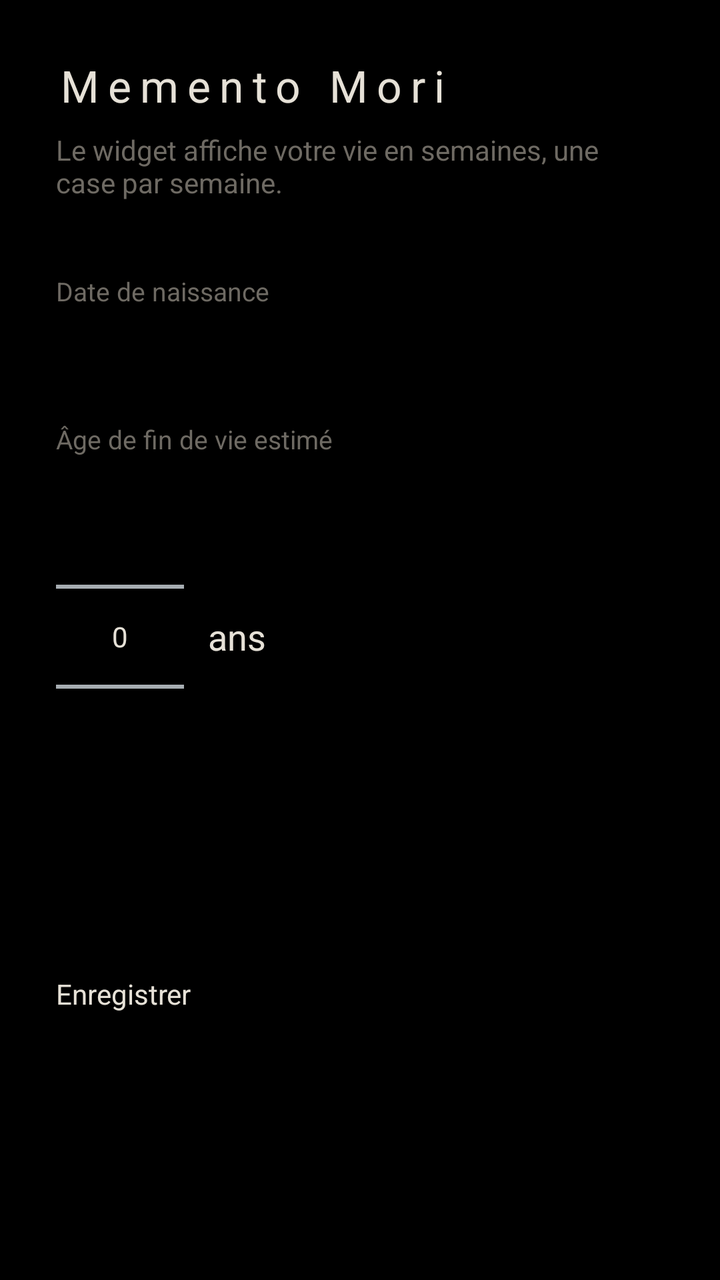
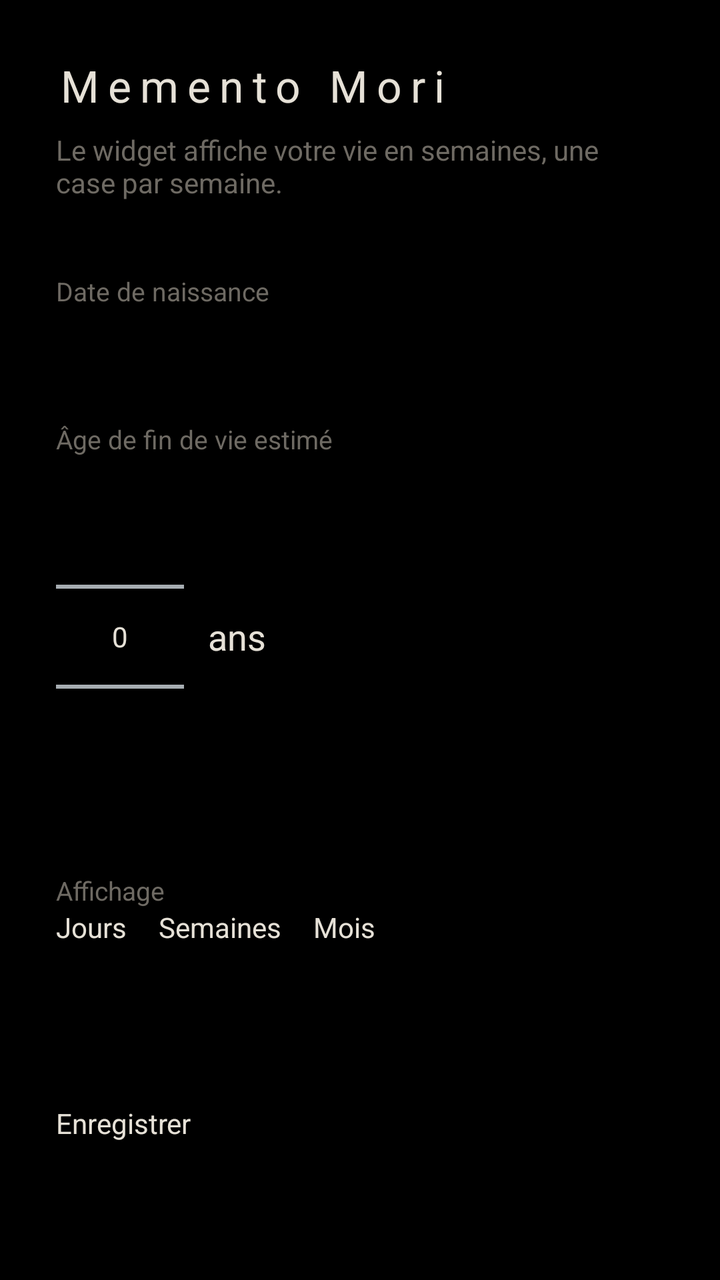

Compare the two renders of this Android layout. The source of the first and the diff that turns it into the second are given below.
<!-- AndroidManifest.xml: activity theme ConfigScreen -->
<!-- res/layout/activity_config.xml -->
<?xml version="1.0" encoding="utf-8"?>
<ScrollView xmlns:android="http://schemas.android.com/apk/res/android"
    android:layout_width="match_parent"
    android:layout_height="match_parent"
    android:fitsSystemWindows="true">

    <LinearLayout
        android:layout_width="match_parent"
        android:layout_height="wrap_content"
        android:orientation="vertical"
        android:padding="28dp"
        android:paddingTop="60dp">

        <TextView
            android:layout_width="wrap_content"
            android:layout_height="wrap_content"
            android:letterSpacing="0.2"
            android:text="@string/app_name"
            android:textColor="#E6E1D7"
            android:textSize="22sp" />

        <TextView
            android:layout_width="wrap_content"
            android:layout_height="wrap_content"
            android:layout_marginTop="8dp"
            android:text="@string/config_intro"
            android:textColor="#6E6A63"
            android:textSize="14sp" />

        <TextView
            android:layout_width="wrap_content"
            android:layout_height="wrap_content"
            android:layout_marginTop="36dp"
            android:text="@string/birth_date"
            android:textColor="#6E6A63"
            android:textSize="13sp" />

        <Button
            android:id="@+id/birth"
            android:layout_width="wrap_content"
            android:layout_height="wrap_content"
            android:layout_marginTop="4dp"
            android:textSize="18sp" />

        <TextView
            android:layout_width="wrap_content"
            android:layout_height="wrap_content"
            android:layout_marginTop="28dp"
            android:text="@string/end_age"
            android:textColor="#6E6A63"
            android:textSize="13sp" />

        <LinearLayout
            android:layout_width="wrap_content"
            android:layout_height="wrap_content"
            android:gravity="center_vertical"
            android:orientation="horizontal">

            <NumberPicker
                android:id="@+id/age"
                android:layout_width="wrap_content"
                android:layout_height="wrap_content" />

            <TextView
                android:layout_width="wrap_content"
                android:layout_height="wrap_content"
                android:layout_marginStart="12dp"
                android:text="@string/years"
                android:textColor="#E6E1D7"
                android:textSize="18sp" />
        </LinearLayout>

        <TextView
            android:id="@+id/summary"
            android:layout_width="match_parent"
            android:layout_height="wrap_content"
            android:layout_marginTop="28dp"
            android:lineSpacingExtra="6dp"
            android:textColor="#6E6A63"
            android:textSize="14sp" />

        <Button
            android:id="@+id/done"
            android:layout_width="wrap_content"
            android:layout_height="wrap_content"
            android:layout_marginTop="32dp"
            android:text="@string/save" />
    </LinearLayout>
</ScrollView>
<!-- resources referenced by this layout -->
<resources>
  <string name="app_name">Memento Mori</string>
  <string name="birth_date">Date de naissance</string>
  <string name="config_intro">Le widget affiche votre vie en semaines, une case par semaine.</string>
  <string name="end_age">Âge de fin de vie estimé</string>
  <string name="save">Enregistrer</string>
  <string name="years">ans</string>
  <style name="ConfigScreen" parent="@android:style/Theme.DeviceDefault.NoActionBar">
          <item name="android:windowBackground">#000000</item>
          <item name="android:textColorPrimary">#E6E1D7</item>
          <item name="android:colorAccent">#C0392B</item>
      </style>
</resources>

<!-- the commit's change to res/layout/activity_config.xml (unified diff, before → after) -->
@@ -71,6 +71,44 @@
         </LinearLayout>
 
         <TextView
+            android:layout_width="wrap_content"
+            android:layout_height="wrap_content"
+            android:layout_marginTop="28dp"
+            android:text="@string/display"
+            android:textColor="#6E6A63"
+            android:textSize="13sp" />
+
+        <RadioGroup
+            android:id="@+id/scale"
+            android:layout_width="wrap_content"
+            android:layout_height="wrap_content"
+            android:orientation="horizontal">
+
+            <RadioButton
+                android:id="@+id/scale_days"
+                android:layout_width="wrap_content"
+                android:layout_height="wrap_content"
+                android:text="@string/unit_days"
+                android:textColor="#E6E1D7" />
+
+            <RadioButton
+                android:id="@+id/scale_weeks"
+                android:layout_width="wrap_content"
+                android:layout_height="wrap_content"
+                android:layout_marginStart="16dp"
+                android:text="@string/unit_weeks"
+                android:textColor="#E6E1D7" />
+
+            <RadioButton
+                android:id="@+id/scale_months"
+                android:layout_width="wrap_content"
+                android:layout_height="wrap_content"
+                android:layout_marginStart="16dp"
+                android:text="@string/unit_months"
+                android:textColor="#E6E1D7" />
+        </RadioGroup>
+
+        <TextView
             android:id="@+id/summary"
             android:layout_width="match_parent"
             android:layout_height="wrap_content"
<!-- resource entries referenced after the edit -->
@@ -3,8 +3,12 @@
   <string name="app_name">Memento Mori</string>
   <string name="birth_date">Date de naissance</string>
   <string name="config_intro">Le widget affiche votre vie en semaines, une case par semaine.</string>
+  <string name="display">Affichage</string>
   <string name="end_age">Âge de fin de vie estimé</string>
   <string name="save">Enregistrer</string>
+  <string name="unit_days">Jours</string>
+  <string name="unit_months">Mois</string>
+  <string name="unit_weeks">Semaines</string>
   <string name="years">ans</string>
   <style name="ConfigScreen" parent="@android:style/Theme.DeviceDefault.NoActionBar">
           <item name="android:windowBackground">#000000</item>
